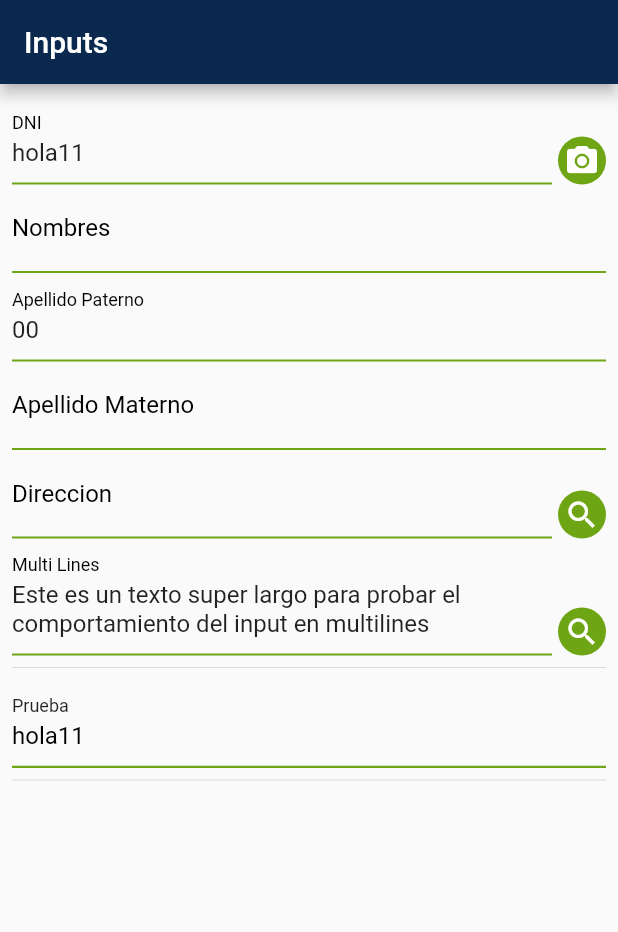
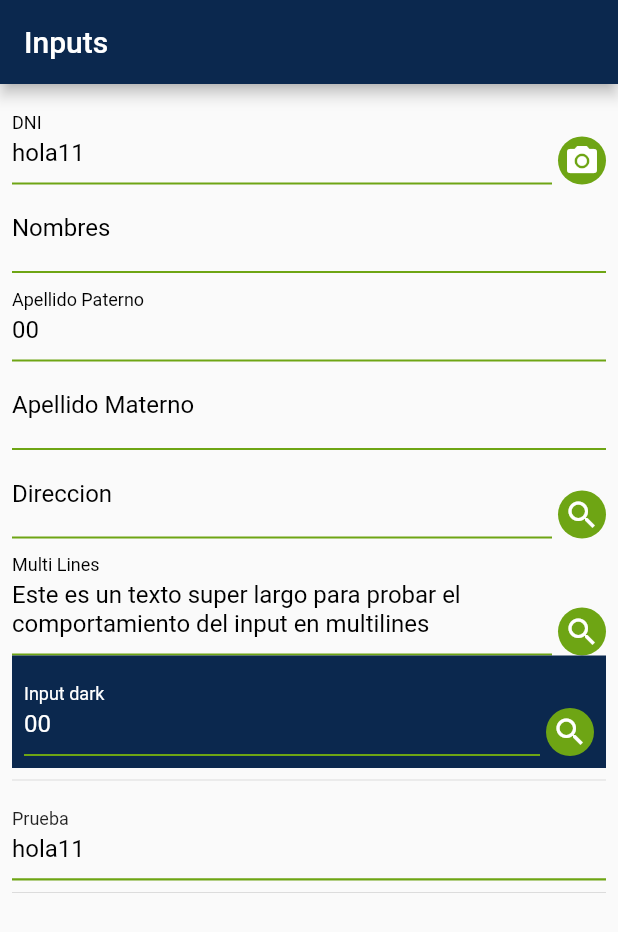
Before and after one commit to sfperusacdev/dart_identity_sdk, a Flutter app: the InputsPage screen opened by its route, on a phone screen of 412 x 824 dp. Shown: the top 932 px of the screen. Run offline on Flutter 3.47's test engine with Material 3 defaults, Android fonts, the light colour scheme and no system bars; our stand-ins replace audioplayers, flutter_bloc, flutter_dotenv, flutter_image_compress, go_router, image_picker and 5 more; missing offline and left inert: mobile_scanner, shared_preferences_content_provider; accounts and stored records are empty.

Commit message:
fix input dart mode

```diff
--- a/example/lib/home2.dart
+++ b/example/lib/home2.dart
@@ -19,9 +19,9 @@ class MainHome extends StatelessWidget {
         ),
         HomeMenuCard(
           assetImage: "assets/topico.png",
-          title: "TOPICO",
+          title: "Inputs",
           onTab: () {
-            context.push("/dialogs");
+            context.push("/inputs");
           },
         ),
         HomeMenuCard(
--- a/example/lib/inputs.dart
+++ b/example/lib/inputs.dart
@@ -19,6 +19,7 @@ class _InputsPageState extends State<InputsPage> {
     "Este es un texto super largo para probar el comportamiento del input en multilines",
   );
   final camera = TextEditingCController.withText("hola11");
+  final dark = TextEditingCController.withText("00");
 
   @override
   Widget build(BuildContext context) {
@@ -64,6 +65,21 @@ class _InputsPageState extends State<InputsPage> {
               suffixIcon: Icons.search,
               onSuffixIconTab: (txt) {},
             ),
+            Container(
+              decoration: BoxDecoration(color: Theme.of(context).primaryColor),
+              child: Padding(
+                padding: const EdgeInsets.all(8.0),
+                child: CustomTextFormField(
+                  label: "Input dark",
+                  darkMode: true,
+                  controller: dark,
+                  suffixIcon: Icons.search,
+                  onSuffixIconTab: (txt) {
+                    txt.updateBottomLabel("hola");
+                  },
+                ),
+              ),
+            ),
             Divider(),
             ControlledText(controller: textcontroller, label: "Prueba"),
             Divider(),
--- a/example/lib/main.dart
+++ b/example/lib/main.dart
@@ -62,7 +62,10 @@ class MyApp extends StatelessWidget {
   const MyApp({super.key});
   @override
   Widget build(BuildContext context) {
-    return MaterialApp.router(routerConfig: routes, theme: appTheme);
+    return SafeArea(
+      top: false,
+      child: MaterialApp.router(routerConfig: routes, theme: appTheme),
+    );
   }
 }
 
--- a/lib/widgets/text/text_edit.dart
+++ b/lib/widgets/text/text_edit.dart
@@ -21,6 +21,7 @@ class CustomTextFormField extends StatefulWidget {
   final TextInputType? keyboardType;
   final void Function(String? value)? onSaved;
   final bool required;
+  final bool darkMode;
   final String? Function(String value)? validator;
 
   final Function(String value)? onChanged;
@@ -29,6 +30,7 @@ class CustomTextFormField extends StatefulWidget {
     super.key,
     this.controller,
     this.readonly = false,
+    this.darkMode = false,
     this.obscureText = false,
     this.initValue,
     this.label,
@@ -102,6 +104,13 @@ class _CustomTextFormFieldState extends State<CustomTextFormField> {
         BlocProvider.value(value: _controller.labelState),
         BlocProvider.value(value: _controller.bottomLabelState),
       ],
+      child: Theme(
+        data: Theme.of(context).copyWith(
+          textSelectionTheme: Theme.of(context).textSelectionTheme.copyWith(
+                selectionHandleColor: Colors.red,
+                selectionColor: Colors.blue.withValues(alpha: 0.4),
+              ),
+        ),
         child: Column(
           mainAxisSize: MainAxisSize.min,
           spacing: 0,
@@ -123,9 +132,15 @@ class _CustomTextFormFieldState extends State<CustomTextFormField> {
                       if (!widget.readonly) return;
                       widget.onSuffixIconTab?.call(_controller);
                     },
+                    style: Theme.of(context).textTheme.titleMedium?.copyWith(
+                          color: widget.darkMode ? Colors.white : Colors.black,
+                        ),
+                    cursorColor: widget.darkMode ? Colors.white : Colors.black,
                     decoration: InputDecoration(
-                    errorStyle:
-                        const TextStyle(fontSize: 9, color: Colors.redAccent),
+                      errorStyle: const TextStyle(
+                        fontSize: 9,
+                        color: Colors.redAccent,
+                      ),
                       enabledBorder: UnderlineInputBorder(
                         borderSide: BorderSide(
                           color: Theme.of(context).colorScheme.secondary,
@@ -141,8 +156,9 @@ class _CustomTextFormFieldState extends State<CustomTextFormField> {
                       label: BlocBuilder<TextEditingLabelState, String>(
                         builder: (context, state) => Text(
                           state,
-                        style: const TextStyle(
-                          color: Colors.black,
+                          style: TextStyle(
+                            color:
+                                widget.darkMode ? Colors.white : Colors.black,
                             fontWeight: FontWeight.w400,
                           ),
                         ),
@@ -171,13 +187,23 @@ class _CustomTextFormFieldState extends State<CustomTextFormField> {
             BlocBuilder<TextEditingBottomLabelState, String>(
               builder: (context, state) {
                 if (state.trim().isEmpty) return const SizedBox();
-              return Text(
+                return Row(
+                  children: [
+                    Expanded(
+                      child: Text(
                         state,
-                style: const TextStyle(color: Colors.black54),
+                        style: TextStyle(
+                          color:
+                              widget.darkMode ? Colors.white : Colors.black54,
+                        ),
+                      ),
+                    ),
+                  ],
                 );
               },
             ),
           ],
+        ),
       ),
     );
   }
--- a/pubspec.yaml
+++ b/pubspec.yaml
@@ -1,6 +1,6 @@
 name: dart_identity_sdk
 description: Just a sdk for identity
-version: 5.16.9
+version: 5.16.10
 homepage: https://github.com/sfperusacdev/dart_identity_sdk
 
 environment:
```
Also changed, not shown: 1 other file. Lines whose indentation alone changed are shown as unchanged.
